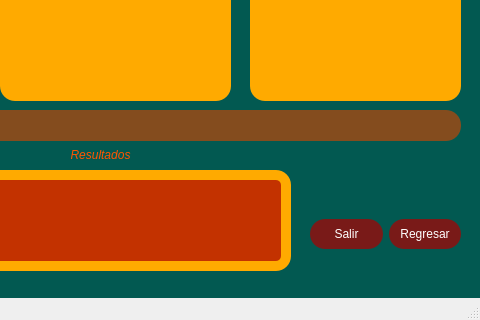
Karedu/Simulador-de-planificador-de-procesos, file simulador/process_window_2.ui: the form before one commit; both pictures show x 270 to 750 and y 380 to 700 of the 750 by 700 pixel window.
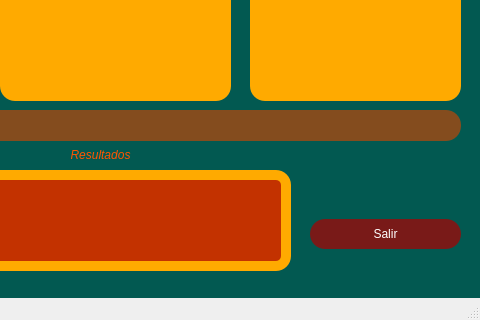
The form after the commit.

```diff
--- a/simulador/process_window_2.ui
+++ b/simulador/process_window_2.ui
@@ -93,20 +93,6 @@
        </property>
       </widget>
      </item>
-     <item>
-      <widget class="QPushButton" name="regresar">
-       <property name="styleSheet">
-        <string notr="true">font: 600 8pt &quot;Yu Gothic UI Semibold&quot;;
-color: white;
-border-radius: 15px;
-padding: 8px;
-background-color: rgba(170, 0, 0, 180);</string>
-       </property>
-       <property name="text">
-        <string>Regresar</string>
-       </property>
-      </widget>
-     </item>
     </layout>
    </widget>
    <widget class="QLabel" name="label_7">
```
Left out of the diff: 54 changed lines with no effect on the pictures.
